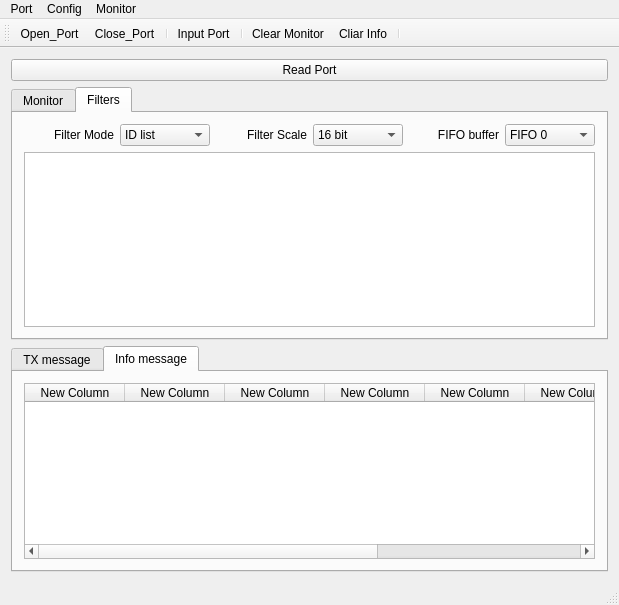
First picture: the form in mainwindow.ui, repository AndriiRozin/USBtoCAN2, before the edit.
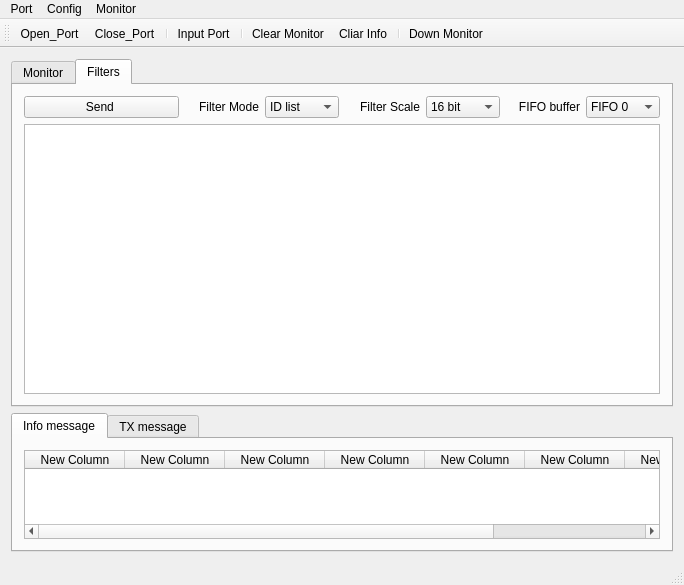
Second picture: the form after the edit. The open tabs and pages were chosen to show the change. Icons and pictures are not drawn.

Commit message: Send button to HMI_monitor

Diff of the .ui file:
```diff
--- a/mainwindow.ui
+++ b/mainwindow.ui
@@ -6,26 +6,21 @@
    <rect>
     <x>0</x>
     <y>0</y>
-    <width>619</width>
-    <height>605</height>
+    <width>684</width>
+    <height>585</height>
    </rect>
   </property>
   <property name="windowTitle">
    <string>MainWindow</string>
   </property>
   <widget class="QWidget" name="centralWidget">
-   <layout class="QVBoxLayout" name="verticalLayout_4">
+   <layout class="QVBoxLayout" name="verticalLayout_3">
     <item>
-     <widget class="QPushButton" name="pushButton_ReadPort">
-      <property name="text">
-       <string>Read Port</string>
-      </property>
-     </widget>
-    </item>
+     <layout class="QVBoxLayout" name="verticalLayout_2" stretch="10,4">
     <item>
      <widget class="QTabWidget" name="tabWidget_2">
       <property name="currentIndex">
-       <number>1</number>
+         <number>0</number>
       </property>
       <widget class="QWidget" name="tab_3">
        <attribute name="title">
@@ -45,12 +40,21 @@
        <attribute name="title">
         <string>Filters</string>
        </attribute>
-       <layout class="QVBoxLayout" name="verticalLayout_3">
+         <layout class="QVBoxLayout" name="verticalLayout_4">
         <item>
          <layout class="QHBoxLayout" name="horizontalLayout_9">
           <item>
            <layout class="QHBoxLayout" name="horizontalLayout_7">
             <item>
+               <widget class="QPushButton" name="pushButton">
+                <property name="text">
+                 <string>Send </string>
+                </property>
+               </widget>
+              </item>
+             </layout>
+            </item>
+            <item>
              <layout class="QHBoxLayout" name="horizontalLayout">
               <item>
                <widget class="QLabel" name="label_mode">
@@ -78,8 +82,6 @@
               </item>
              </layout>
             </item>
-           </layout>
-          </item>
           <item>
            <layout class="QHBoxLayout" name="horizontalLayout_2">
             <item>
@@ -215,11 +217,62 @@
       <property name="currentIndex">
        <number>0</number>
       </property>
+        <widget class="QWidget" name="tab_2">
+         <attribute name="title">
+          <string>Info message</string>
+         </attribute>
+         <layout class="QVBoxLayout" name="verticalLayout_7">
+          <item>
+           <widget class="QTableWidget" name="tableWidget_Info">
+            <column>
+             <property name="text">
+              <string>New Column</string>
+             </property>
+            </column>
+            <column>
+             <property name="text">
+              <string>New Column</string>
+             </property>
+            </column>
+            <column>
+             <property name="text">
+              <string>New Column</string>
+             </property>
+            </column>
+            <column>
+             <property name="text">
+              <string>New Column</string>
+             </property>
+            </column>
+            <column>
+             <property name="text">
+              <string>New Column</string>
+             </property>
+            </column>
+            <column>
+             <property name="text">
+              <string>New Column</string>
+             </property>
+            </column>
+            <column>
+             <property name="text">
+              <string>New Column</string>
+             </property>
+            </column>
+            <column>
+             <property name="text">
+              <string>New Column</string>
+             </property>
+            </column>
+           </widget>
+          </item>
+         </layout>
+        </widget>
       <widget class="QWidget" name="tab">
        <attribute name="title">
         <string>TX message</string>
        </attribute>
-       <layout class="QVBoxLayout" name="verticalLayout_2">
+         <layout class="QVBoxLayout" name="verticalLayout_5">
         <item>
          <widget class="QTableWidget" name="tableWidget_TX">
           <attribute name="verticalHeaderVisible">
@@ -343,58 +396,9 @@
         </item>
        </layout>
       </widget>
-      <widget class="QWidget" name="tab_2">
-       <attribute name="title">
-        <string>Info message</string>
-       </attribute>
-       <layout class="QVBoxLayout" name="verticalLayout_7">
-        <item>
-         <widget class="QTableWidget" name="tableWidget_Info">
-          <column>
-           <property name="text">
-            <string>New Column</string>
-           </property>
-          </column>
-          <column>
-           <property name="text">
-            <string>New Column</string>
-           </property>
-          </column>
-          <column>
-           <property name="text">
-            <string>New Column</string>
-           </property>
-          </column>
-          <column>
-           <property name="text">
-            <string>New Column</string>
-           </property>
-          </column>
-          <column>
-           <property name="text">
-            <string>New Column</string>
-           </property>
-          </column>
-          <column>
-           <property name="text">
-            <string>New Column</string>
-           </property>
-          </column>
-          <column>
-           <property name="text">
-            <string>New Column</string>
-           </property>
-          </column>
-          <column>
-           <property name="text">
-            <string>New Column</string>
-           </property>
-          </column>
          </widget>
         </item>
        </layout>
-      </widget>
-     </widget>
     </item>
    </layout>
   </widget>
@@ -413,6 +417,7 @@
    <addaction name="actionClear_Monitor"/>
    <addaction name="actionCliar_Info"/>
    <addaction name="separator"/>
+   <addaction name="actionDown_Monitor"/>
   </widget>
   <widget class="QStatusBar" name="statusBar"/>
   <widget class="QMenuBar" name="menuBar">
@@ -420,7 +425,7 @@
     <rect>
      <x>0</x>
      <y>0</y>
-     <width>619</width>
+     <width>684</width>
      <height>21</height>
     </rect>
    </property>
@@ -444,6 +449,7 @@
     </property>
     <addaction name="actionClear_Monitor"/>
     <addaction name="actionCliar_Info"/>
+    <addaction name="actionDown_Monitor"/>
    </widget>
    <addaction name="menuopen"/>
    <addaction name="menuConfig"/>
@@ -503,6 +509,18 @@
     <string>Cliar Info</string>
    </property>
   </action>
+  <action name="actionDown_Monitor">
+   <property name="checkable">
+    <bool>true</bool>
+   </property>
+   <property name="icon">
+    <iconset resource="resourse.qrc">
+     <normaloff>:/pictures/if_89_Import_Down_Download_Save_1864210.png</normaloff>:/pictures/if_89_Import_Down_Download_Save_1864210.png</iconset>
+   </property>
+   <property name="text">
+    <string>Down Monitor</string>
+   </property>
+  </action>
  </widget>
  <layoutdefault spacing="6" margin="11"/>
  <resources>
```
Lines whose indentation alone changed are shown as unchanged. The commit also changes 18 other files.
